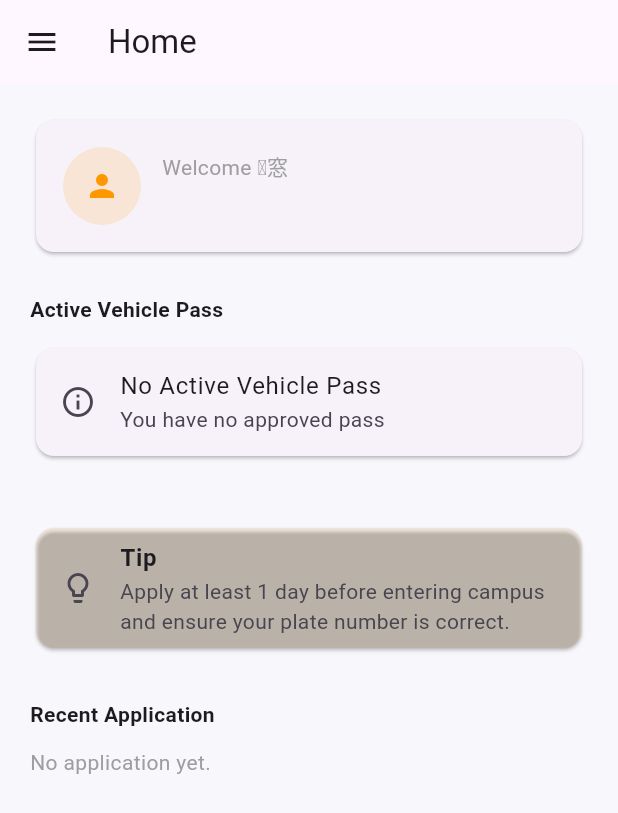
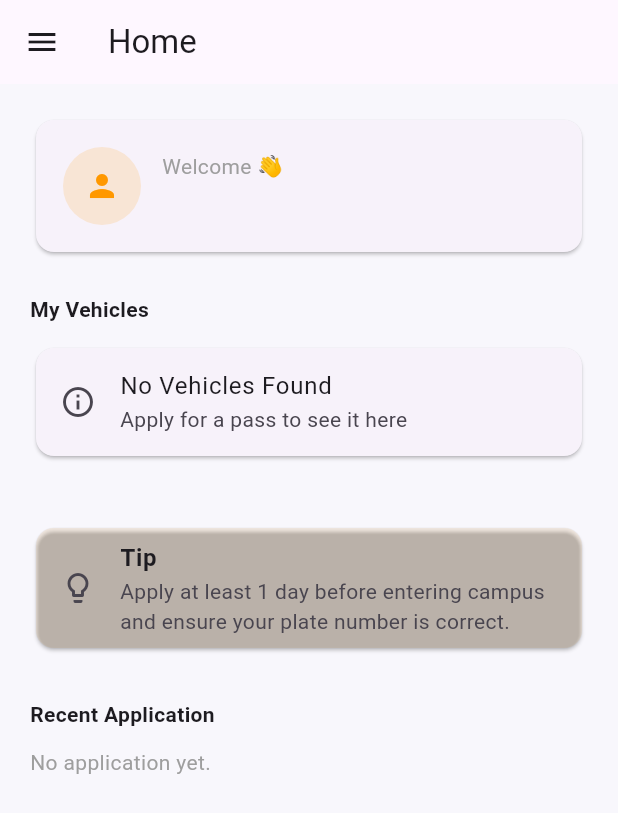
Before and after one commit to albayhaki63/vehiclepass, a Flutter app: the HomePage screen opened directly, on a phone screen of 412 x 824 dp. Shown: the top 813 px of the screen. Run offline on Flutter 3.47's test engine with Material 3 defaults, Android fonts, the phone set to English and light mode, and no system bars; our stand-ins replace cloud_firestore, firebase_auth, firebase_core; accounts and stored records are empty.

Commit message:
add dark mode, dropdown list

```diff
--- a/lib/admin/admin_home_page.dart
+++ b/lib/admin/admin_home_page.dart
@@ -125,9 +125,13 @@ class _AdminHomePageState extends State<AdminHomePage> {
           itemCount: docs.length,
           itemBuilder: (context, i) {
             final data = docs[i].data() as Map<String, dynamic>;
+
+            // 🔹 FIX: Retrieve 'plateNumber' preferentially, fallback to 'vehicleNo'
+            String displayPlate = data['plateNumber'] ?? data['vehicleNo'] ?? '-';
+
             return _ApplicationCard(
               id: docs[i].id,
-              vehicleNo: data['vehicleNo'] ?? '-',
+              vehicleNo: displayPlate,
               vehicleType: data['vehicleType'] ?? '-',
               email: data['userEmail'] ?? '-',
               date: data['createdAt'],
--- a/lib/screens/home_page.dart
+++ b/lib/screens/home_page.dart
@@ -7,8 +7,15 @@ import 'apply_pass_page.dart';
 import 'pass_list_page.dart';
 import 'profile_page.dart';
 
-class HomePage extends StatelessWidget {
+class HomePage extends StatefulWidget {
   const HomePage({super.key});
+
+  @override
+  State<HomePage> createState() => _HomePageState();
+}
+
+class _HomePageState extends State<HomePage> {
+  String? _selectedPassId;
 
   @override
   Widget build(BuildContext context) {
@@ -60,7 +67,7 @@ class HomePage extends StatelessWidget {
                         crossAxisAlignment: CrossAxisAlignment.start,
                         children: [
                           const Text(
-                            'Welcome 窓',
+                            'Welcome 👋',
                             style: TextStyle(color: Colors.grey),
                           ),
                           Text(
@@ -79,13 +86,98 @@ class HomePage extends StatelessWidget {
 
               const SizedBox(height: 24),
 
-              // ｪｪ ACTIVE VEHICLE PASS
+              // ｪｪ MY VEHICLES (Dropdown + Details)
               const Text(
-                'Active Vehicle Pass',
+                'My Vehicles',
                 style: TextStyle(fontWeight: FontWeight.bold),
               ),
               const SizedBox(height: 12),
-              _ActiveVehiclePass(userId: user.uid),
+
+              StreamBuilder<QuerySnapshot>(
+                stream: FirebaseFirestore.instance
+                    .collection('vehicle_passes')
+                    .where('userId', isEqualTo: user.uid)
+                    .orderBy('createdAt', descending: true)
+                    .snapshots(),
+                builder: (context, vehicleSnap) {
+                  if (vehicleSnap.connectionState == ConnectionState.waiting) {
+                    return const Center(child: CircularProgressIndicator());
+                  }
+
+                  final docs = vehicleSnap.data?.docs ?? [];
+
+                  if (docs.isEmpty) {
+                    return const Card(
+                      child: ListTile(
+                        leading: Icon(Icons.info_outline),
+                        title: Text('No Vehicles Found'),
+                        subtitle: Text('Apply for a pass to see it here'),
+                      ),
+                    );
+                  }
+
+                  if (_selectedPassId == null || !docs.any((d) => d.id == _selectedPassId)) {
+                    _selectedPassId = docs.first.id;
+                  }
+
+                  final selectedDoc = docs.firstWhere((d) => d.id == _selectedPassId);
+                  final selectedData = selectedDoc.data() as Map<String, dynamic>;
+
+                  return Column(
+                    children: [
+                      // 1. Dropdown List (Dark Mode Fixed)
+                      Container(
+                        padding: const EdgeInsets.symmetric(horizontal: 12),
+                        decoration: BoxDecoration(
+                          // 🔹 FIX: Use cardColor instead of Colors.white
+                          color: Theme.of(context).cardColor,
+                          borderRadius: BorderRadius.circular(12),
+                          border: Border.all(
+                            // 🔹 FIX: Use dividerColor for border
+                            color: Theme.of(context).dividerColor,
+                          ),
+                        ),
+                        child: DropdownButtonHideUnderline(
+                          child: DropdownButton<String>(
+                            value: _selectedPassId,
+                            isExpanded: true,
+                            // 🔹 FIX: Ensure dropdown background matches theme
+                            dropdownColor: Theme.of(context).cardColor,
+                            // 🔹 FIX: Ensure text style matches theme
+                            style: Theme.of(context).textTheme.bodyLarge,
+                            icon: Icon(
+                              Icons.arrow_drop_down,
+                              // 🔹 FIX: Ensure icon is visible in dark mode
+                              color: Theme.of(context).iconTheme.color,
+                            ),
+                            items: docs.map((doc) {
+                              final data = doc.data() as Map<String, dynamic>;
+                              final plate = data['plateNumber'] ?? data['vehicleNo'] ?? 'Unknown';
+                              return DropdownMenuItem(
+                                value: doc.id,
+                                child: Text(
+                                  plate,
+                                  style: const TextStyle(fontWeight: FontWeight.bold),
+                                ),
+                              );
+                            }).toList(),
+                            onChanged: (val) {
+                              setState(() {
+                                _selectedPassId = val;
+                              });
+                            },
+                          ),
+                        ),
+                      ),
+
+                      const SizedBox(height: 12),
+
+                      // 2. Selected Vehicle Details Card
+                      _buildSelectedVehicleCard(selectedData),
+                    ],
+                  );
+                },
+              ),
 
               const SizedBox(height: 16),
 
@@ -112,67 +204,52 @@ class HomePage extends StatelessWidget {
       },
     );
   }
-}
 
-// ================= ACTIVE VEHICLE PASS =================
-class _ActiveVehiclePass extends StatelessWidget {
-  final String userId;
-
-  const _ActiveVehiclePass({required this.userId});
-
-  @override
-  Widget build(BuildContext context) {
-    return StreamBuilder<QuerySnapshot>(
-      stream: FirebaseFirestore.instance
-          .collection('vehicle_passes')
-          .where('userId', isEqualTo: userId)
-          .where('status', isEqualTo: 'Approved')
-          .limit(1)
-          .snapshots(),
-      builder: (context, snapshot) {
-        if (!snapshot.hasData || snapshot.data!.docs.isEmpty) {
-          return Card(
-            child: ListTile(
-              leading: const Icon(Icons.info_outline),
-              title: const Text('No Active Vehicle Pass'),
-              subtitle: const Text('You have no approved pass'),
-            ),
-          );
-        }
-
-        final data = snapshot.data!.docs.first.data() as Map<String, dynamic>;
-
-        // 1. Get and Format Expiry Date
+  Widget _buildSelectedVehicleCard(Map<String, dynamic> data) {
     String expiryString = 'N/A';
     if (data['expiryDate'] != null) {
       final DateTime expiry = (data['expiryDate'] as Timestamp).toDate();
-          // Format: DD/MM/YYYY
       expiryString = "${expiry.day.toString().padLeft(2, '0')}/${expiry.month.toString().padLeft(2, '0')}/${expiry.year}";
+    }
+
+    final status = data['status'] ?? 'Pending';
+    final plate = data['plateNumber'] ?? data['vehicleNo'] ?? 'Unknown Plate';
+
+    Color statusColor;
+    if (status == 'Approved') {
+      statusColor = Colors.green;
+    } else if (status == 'Rejected') {
+      statusColor = Colors.red;
+    } else {
+      statusColor = Colors.orange;
     }
 
     return Card(
       child: ListTile(
-            leading: const Icon(
-              Icons.verified,
-              color: Colors.green,
+        leading: Icon(
+          Icons.directions_car,
+          color: statusColor,
+          size: 32,
         ),
-            // 2. Display the correct Plate Number
         title: Text(
-              data['plateNumber'] ?? 'Unknown Plate',
+          plate,
           style: const TextStyle(fontWeight: FontWeight.bold),
         ),
-            // 3. Display the Expiry Date
-            subtitle: Text('Active • Expires: $expiryString'),
-            trailing: const Chip(
+        subtitle: Column(
+          crossAxisAlignment: CrossAxisAlignment.start,
+          children: [
+            Text('Status: $status'),
+            Text('Expires: $expiryString'),
+          ],
+        ),
+        trailing: Chip(
           label: Text(
-                'ACTIVE',
-                style: TextStyle(color: Colors.white),
+            status.toUpperCase(),
+            style: const TextStyle(color: Colors.white, fontSize: 12),
           ),
-              backgroundColor: Colors.green,
+          backgroundColor: statusColor,
         ),
       ),
-        );
-      },
     );
   }
 }
@@ -206,7 +283,6 @@ class _ExpiryReminder extends StatelessWidget {
         final expiry = (data['expiryDate'] as Timestamp).toDate();
         final daysLeft = expiry.difference(DateTime.now()).inDays;
 
-        // Only show if expiring in 7 days or less, but not if already expired significantly
         if (daysLeft > 7 || daysLeft < -1) return const SizedBox();
 
         String msg = daysLeft < 0
@@ -236,7 +312,10 @@ class _TipsCard extends StatelessWidget {
   @override
   Widget build(BuildContext context) {
     return Card(
-      color: Theme.of(context).primaryColor.withOpacity(0.08),
+      // 🔹 FIX: Dynamic color for dark mode support
+      color: Theme.of(context).brightness == Brightness.dark
+          ? Theme.of(context).cardColor
+          : Theme.of(context).primaryColor.withOpacity(0.08),
       child: const ListTile(
         leading: Icon(Icons.lightbulb_outline),
         title: Text(
@@ -279,7 +358,6 @@ class _RecentApplication extends StatelessWidget {
         return Card(
           child: ListTile(
             leading: const Icon(Icons.directions_car),
-            // Ensure we read 'plateNumber' here as well to match the new DB structure
             title: Text(data['plateNumber'] ?? data['vehicleNo'] ?? '-'),
             subtitle: Text('Status: ${data['status']}'),
             trailing: const Icon(Icons.chevron_right),
```
Lines whose indentation alone changed are shown as unchanged.
